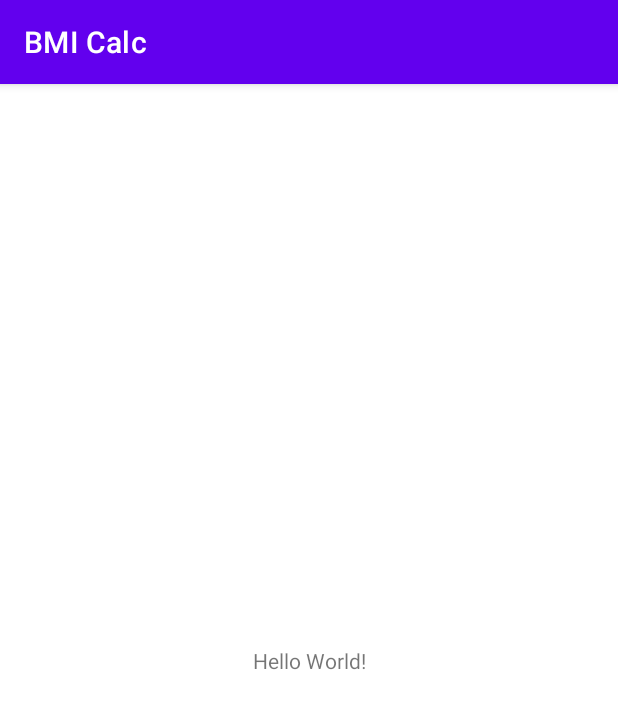
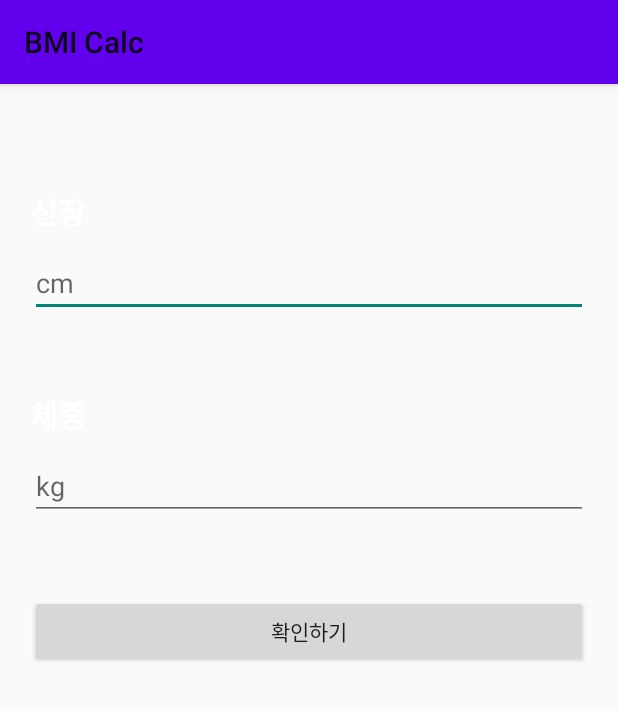
Before and after one commit to jdsaeyqo/BMI_CALC, an Android app: the screen it shows after launch (MainActivity), on a phone screen of 412 x 824 dp. Shown: the top 709 px of the screen. Run offline under Robolectric (Android 15) with nearby library versions, the phone set to English and light mode, and no system bars.

Commit message:
BMI 계산기

```diff
--- a/app/build.gradle
+++ b/app/build.gradle
@@ -1,6 +1,7 @@
 plugins {
     id 'com.android.application'
     id 'kotlin-android'
+
 }
 
 android {
--- a/app/src/main/AndroidManifest.xml
+++ b/app/src/main/AndroidManifest.xml
@@ -9,6 +9,7 @@
         android:roundIcon="@mipmap/ic_launcher_round"
         android:supportsRtl="true"
         android:theme="@style/Theme.BMICalc">
+        <activity android:name=".ResultActivity" />
         <activity android:name=".MainActivity">
             <intent-filter>
                 <action android:name="android.intent.action.MAIN" />
--- a/app/src/main/java/com/example/bmicalc/MainActivity.kt
+++ b/app/src/main/java/com/example/bmicalc/MainActivity.kt
@@ -1,11 +1,46 @@
 package com.example.bmicalc
 
+import android.content.Intent
 import androidx.appcompat.app.AppCompatActivity
 import android.os.Bundle
+import android.util.Log
+import android.widget.Button
+import android.widget.EditText
+import android.widget.Toast
 
 class MainActivity : AppCompatActivity() {
+
     override fun onCreate(savedInstanceState: Bundle?) {
         super.onCreate(savedInstanceState)
         setContentView(R.layout.activity_main)
+
+        val heightEditText : EditText = findViewById(R.id.heightEditText)
+        val weightEditText  = findViewById<EditText>(R.id.weightEditText)
+        val resultButton = findViewById<Button>(R.id.resultButton)
+
+        resultButton.setOnClickListener {
+
+
+
+            if(heightEditText.text.isEmpty() || weightEditText.text.isEmpty()){
+                Toast.makeText(this, "값을 채워주세요!",Toast.LENGTH_SHORT).show()
+                return@setOnClickListener
+
+            }
+                val height = heightEditText.text.toString().toDouble()
+                val weight = weightEditText.text.toString().toDouble()
+
+
+                val intent = Intent(this,ResultActivity::class.java)
+
+                intent.putExtra("height", height)
+                intent.putExtra("weight", weight)
+                startActivity(intent)
+
+
+
+        }
+
+
     }
 }
--- a/app/src/main/res/layout/activity_main.xml
+++ b/app/src/main/res/layout/activity_main.xml
@@ -1,18 +1,56 @@
 <?xml version="1.0" encoding="utf-8"?>
-<androidx.constraintlayout.widget.ConstraintLayout xmlns:android="http://schemas.android.com/apk/res/android"
+<LinearLayout
+
+    xmlns:android="http://schemas.android.com/apk/res/android"
     xmlns:app="http://schemas.android.com/apk/res-auto"
     xmlns:tools="http://schemas.android.com/tools"
     android:layout_width="match_parent"
     android:layout_height="match_parent"
+    android:orientation="vertical"
+    android:padding="20dp"
     tools:context=".MainActivity">
 
     <TextView
-        android:layout_width="wrap_content"
+        android:layout_width="match_parent"
         android:layout_height="wrap_content"
-        android:text="Hello World!"
-        app:layout_constraintBottom_toBottomOf="parent"
-        app:layout_constraintLeft_toLeftOf="parent"
-        app:layout_constraintRight_toRightOf="parent"
-        app:layout_constraintTop_toTopOf="parent" />
+        android:layout_marginTop="50dp"
+        android:text="@string/height"
+        android:textColor="@color/white"
+        android:textSize="20sp"
+        android:textStyle="bold" />
 
-</androidx.constraintlayout.widget.ConstraintLayout>
+    <EditText
+        android:hint="@string/cm"
+        android:id="@+id/heightEditText"
+        android:layout_width="match_parent"
+        android:layout_height="wrap_content"
+        android:layout_marginTop="10dp"
+        android:inputType="numberDecimal" />
+
+    <TextView
+        android:layout_width="match_parent"
+        android:layout_height="wrap_content"
+        android:layout_marginTop="50dp"
+        android:text="@string/wight"
+        android:textColor="@color/white"
+        android:textSize="20sp"
+        android:textStyle="bold" />
+
+    <EditText
+        android:hint="@string/kg"
+        android:id="@+id/weightEditText"
+        android:layout_width="match_parent"
+        android:layout_height="wrap_content"
+        android:layout_marginTop="10dp"
+        android:inputType="numberDecimal" />
+
+    <Button
+
+        android:id="@+id/resultButton"
+        android:layout_width="match_parent"
+        android:layout_height="wrap_content"
+        android:layout_marginTop="50dp"
+        android:text="@string/check" />
+
+
+</LinearLayout>
--- a/app/src/main/res/values-night/themes.xml
+++ b/app/src/main/res/values-night/themes.xml
@@ -1,5 +1,5 @@
 <resources xmlns:tools="http://schemas.android.com/tools">
-    <!-- Base application theme. -->
+     Base application theme.
     <style name="Theme.BMICalc" parent="Theme.MaterialComponents.DayNight.DarkActionBar">
         <!-- Primary brand color. -->
         <item name="colorPrimary">@color/purple_200</item>
--- a/app/src/main/res/values/strings.xml
+++ b/app/src/main/res/values/strings.xml
@@ -1,3 +1,10 @@
 <resources>
     <string name="app_name">BMI Calc</string>
+    <string name="height">신장</string>
+    <string name="wight">체중</string>
+    <string name="check">확인하기</string>
+    <string name="kg">kg</string>
+    <string name="cm">cm</string>
+    <string name="bmi">BMI : </string>
+    <string name="result">결과는 </string>
 </resources>
--- a/app/src/main/res/values/themes.xml
+++ b/app/src/main/res/values/themes.xml
@@ -1,6 +1,6 @@
 <resources xmlns:tools="http://schemas.android.com/tools">
     <!-- Base application theme. -->
-    <style name="Theme.BMICalc" parent="Theme.MaterialComponents.DayNight.DarkActionBar">
+    <style name="Theme.BMICalc" parent="Theme.AppCompat.Light">
         <!-- Primary brand color. -->
         <item name="colorPrimary">@color/purple_500</item>
         <item name="colorPrimaryVariant">@color/purple_700</item>
```
